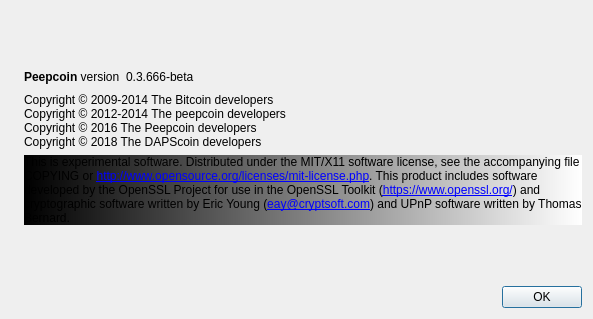
Old version of the form src/qt/forms/aboutdialog.ui in the repository lyricidal/PeepCoin-TheCoinForThePeople.
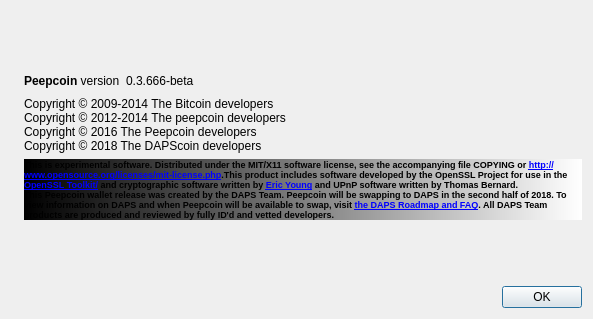
New version of the form. Icons and pictures are not drawn.

Commit message:
Updated About screen
Updated About screen

Patch:
```diff
--- a/src/qt/forms/aboutdialog.ui
+++ b/src/qt/forms/aboutdialog.ui
@@ -106,6 +106,13 @@
      </item>
      <item>
       <widget class="QLabel" name="label_2">
+       <property name="font">
+        <font>
+         <pointsize>7</pointsize>
+         <weight>75</weight>
+         <bold>true</bold>
+        </font>
+       </property>
        <property name="cursor">
         <cursorShape>IBeamCursor</cursorShape>
        </property>
@@ -113,12 +120,7 @@
         <string notr="true">background-color: qlineargradient(spread:pad, x1:0, y1:0, x2:1, y2:0, stop:0 rgba(0, 0, 0, 255), stop:1 rgba(255, 255, 255, 255));</string>
        </property>
        <property name="text">
-        <string>
-This is experimental software.
-
-Distributed under the MIT/X11 software license, see the accompanying file COPYING or &lt;a href=&quot;http://www.opensource.org/licenses/mit-license.php&quot;&gt;http://www.opensource.org/licenses/mit-license.php&lt;/a&gt;.
-
-This product includes software developed by the OpenSSL Project for use in the OpenSSL Toolkit (&lt;a href=&quot;https://www.openssl.org/&quot;&gt;https://www.openssl.org/&lt;/a&gt;) and cryptographic software written by Eric Young (&lt;a href=&quot;mailto:eay@cryptsoft.com&quot;&gt;eay@cryptsoft.com&lt;/a&gt;) and UPnP software written by Thomas Bernard.</string>
+        <string>&lt;html&gt;&lt;body&gt;This is experimental software. Distributed under the MIT/X11 software license, see the accompanying file COPYING or &lt;a href=&quot;http://www.opensource.org/licenses/mit-license.php&quot;&gt;http://www.opensource.org/licenses/mit-license.php&lt;/a&gt;.This product includes software developed by the OpenSSL Project for use in the &lt;a href=&quot;https://www.openssl.org/&quot;&gt;OpenSSL Toolkit/&lt;/a&gt; and cryptographic software written by &lt;a href=&quot;mailto:eay@cryptsoft.com&quot;&gt;Eric Young&lt;/a&gt; and UPnP software written by Thomas Bernard.&lt;br/&gt;This Peepcoin wallet release was created by the DAPS Team. Peepcoin will be swapping to DAPS in the second half of 2018. To view information on DAPS and when Peepcoin will be available to swap, visit &lt;a href=&quot;https://dapscoin.com/roadmap/&quot;&gt;the DAPS Roadmap and FAQ&lt;/a&gt;. All DAPS Team products are produced and reviewed by fully ID'd and vetted developers.&lt;/body&gt;&lt;/html&gt;</string>
        </property>
        <property name="textFormat">
         <enum>Qt::RichText</enum>
```
Left out of the diff: 2 changed lines with no effect on the pictures.
